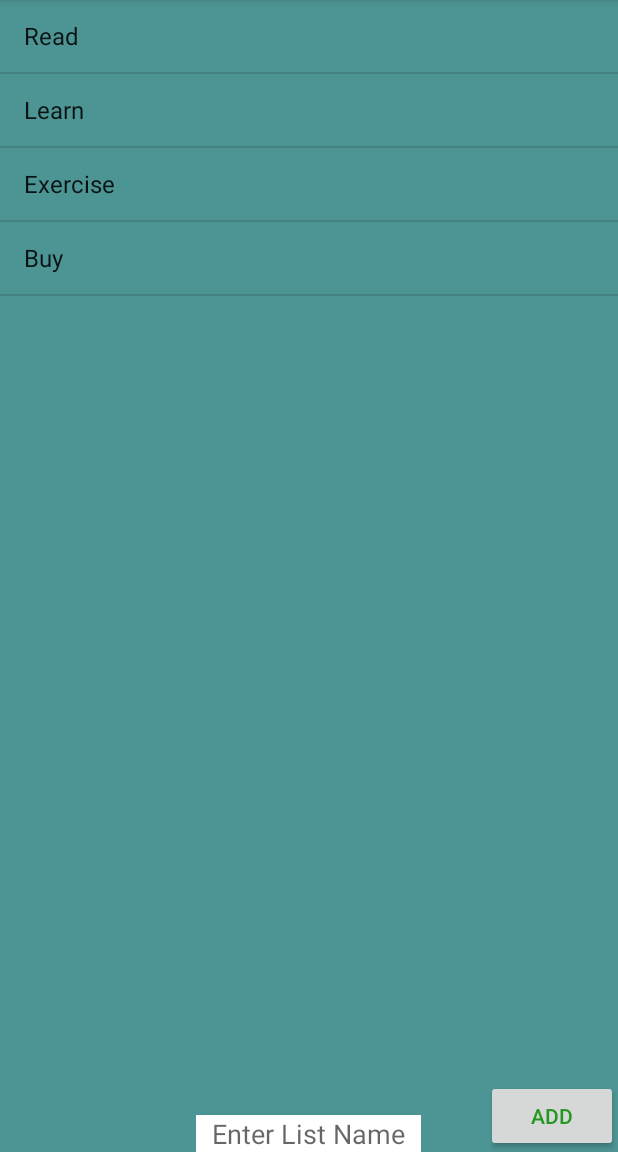
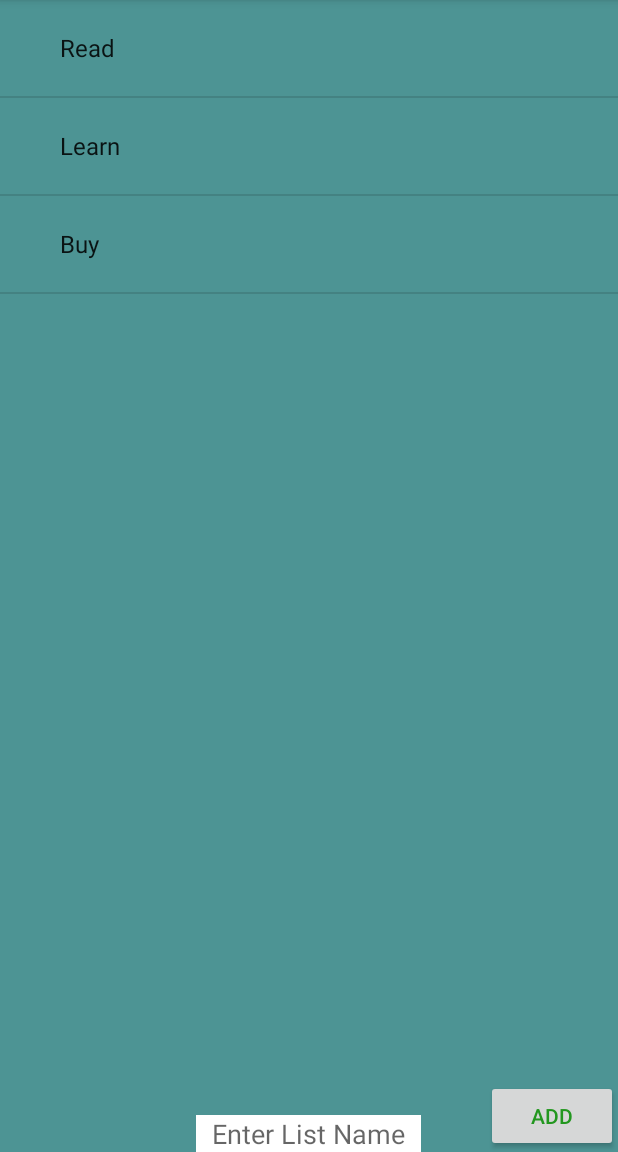
Before and after one commit to changwinstonr/Project1, an Android app: the screen it shows after launch (MainActivity), on a phone screen of 412 x 824 dp, the part 84-1236 px from its top. Run offline under Robolectric (Android 15) with nearby library versions, the light colour scheme and no system bars.

Commit message:
attempts to add simple_expandable_list_item_1

```diff
--- a/app/src/main/java/winston/project1/MainActivity.java
+++ b/app/src/main/java/winston/project1/MainActivity.java
@@ -3,6 +3,7 @@ package winston.project1;
 import android.os.Bundle;
 import android.support.v7.app.AppCompatActivity;
 import android.view.View;
+import android.widget.AdapterView;
 import android.widget.ArrayAdapter;
 import android.widget.Button;
 import android.widget.EditText;
@@ -24,12 +25,9 @@ public class MainActivity extends AppCompatActivity {
         mStringList = new LinkedList<>();
         mStringList.add("Read");
         mStringList.add("Learn");
-        mStringList.add("Exercise");
         mStringList.add("Buy");
 
-
-
-        mAdapter = new ArrayAdapter<>(this, android.R.layout.simple_list_item_1, mStringList);
+        mAdapter = new ArrayAdapter<>(this, android.R.layout.simple_expandable_list_item_1, mStringList);
 
         ListView listName = (ListView) (findViewById(R.id.listView));
         listName.setAdapter(mAdapter);
--- a/app/src/main/res/layout/activity_list.xml
+++ b/app/src/main/res/layout/activity_list.xml
@@ -18,7 +18,7 @@
     <EditText
         android:layout_width="150dp"
         android:layout_height="wrap_content"
-        android:id="@+id/editText"
+        android:id="@+id/editTextList"
         android:layout_centerHorizontal="true"
         android:layout_marginTop="80dp"
         android:hint="Enter List Name"
```
Also changed, not shown: app/src/main/java/winston/project1/ListActivity.java (+16 -1 lines).
